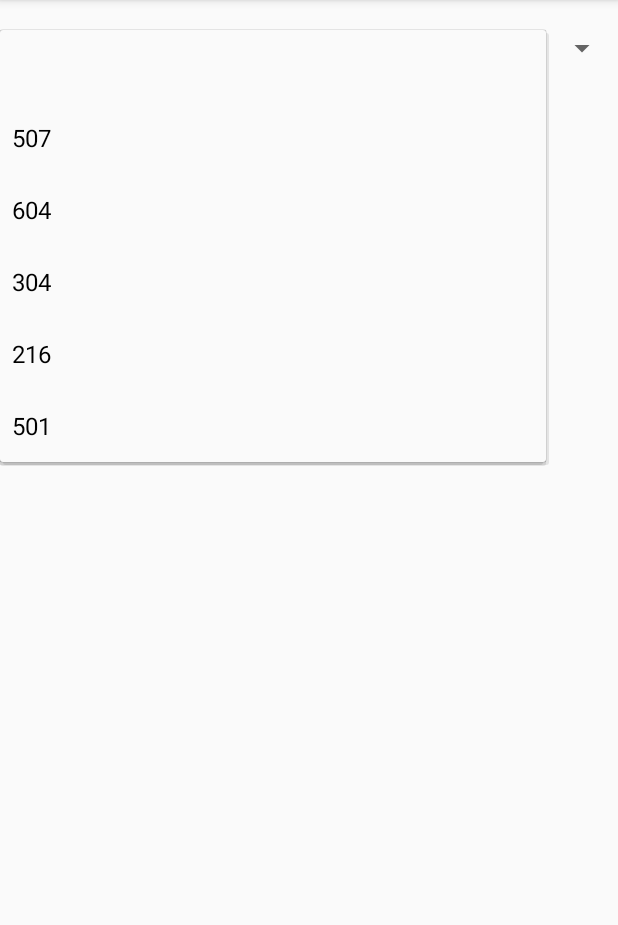
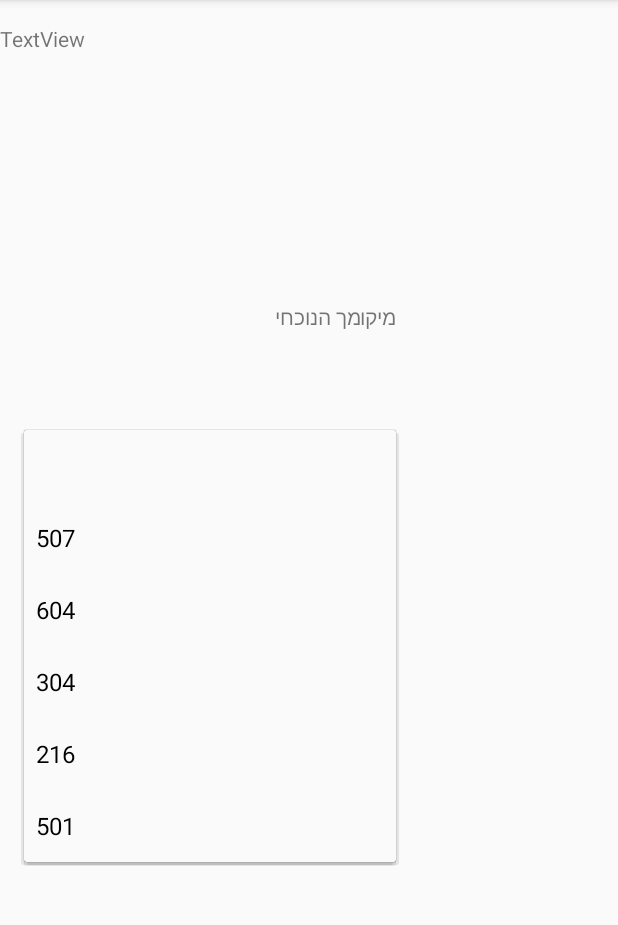
Before and after one commit to NoamCohen1/Shuttland, an Android app: the NavigationActivity screen opened directly, with no data from a screen before it, after a tap on an icon or button, on a phone screen of 412 x 824 dp, the part 84-1009 px from its top. Run offline under Robolectric (Android 15) with nearby library versions, the phone set to English and light mode, and no system bars; our stand-ins replace Firebase (no records; nobody signed in at launch, a user with empty details on screens opened directly); 3 statements that could not run were skipped.

Commit message:
yaara push

```diff
--- a/app/src/main/java/com/example/shuttland/NavigationActivity.java
+++ b/app/src/main/java/com/example/shuttland/NavigationActivity.java
@@ -6,7 +6,9 @@ import android.content.Context;
 import android.content.Intent;
 import android.content.pm.PackageManager;
 import android.location.Location;
+import android.location.LocationListener;
 import android.location.LocationManager;
+import android.net.Uri;
 import android.os.Bundle;
 import android.os.Looper;
 import android.provider.Settings;
@@ -26,7 +28,10 @@ import com.google.android.gms.location.LocationCallback;
 import com.google.android.gms.location.LocationRequest;
 import com.google.android.gms.location.LocationResult;
 import com.google.android.gms.location.LocationServices;
+import com.google.android.gms.maps.CameraUpdateFactory;
+import com.google.android.gms.maps.GoogleMap;
 import com.google.android.gms.maps.model.LatLng;
+import com.google.android.gms.maps.model.MarkerOptions;
 import com.google.android.gms.tasks.OnCompleteListener;
 import com.google.android.gms.tasks.Task;
 import com.google.firebase.database.DataSnapshot;
@@ -42,6 +47,7 @@ public class NavigationActivity extends AppCompatActivity {
     int PERMISSION_ID = 44;
     FusedLocationProviderClient mFusedLocationClient;
     Location userLocation = new Location("user");
+    int selectedBuilding;
 
 
     @Override
@@ -50,8 +56,6 @@ public class NavigationActivity extends AppCompatActivity {
         setContentView(R.layout.activity_navigation);
 
         mFusedLocationClient = LocationServices.getFusedLocationProviderClient(this);
-
-
         Spinner staticSpinner = (Spinner) findViewById(R.id.static_spinner);
 
         // Create an ArrayAdapter using the string array and a default spinner
@@ -71,7 +75,11 @@ public class NavigationActivity extends AppCompatActivity {
                                        int position, long id) {
                 //String buildingSelected = ;
                 if (!parent.getItemAtPosition(position).equals("")) {
+
+                    selectedBuilding=Integer.parseInt((String)parent.getItemAtPosition(position));
+                    getUserLocation();
                     Log.v("itembbbbbbbbbbb", (String) parent.getItemAtPosition(position));
+                    int y=0;
 
                 }
                 Log.v("item", (String) parent.getItemAtPosition(position));
@@ -83,119 +91,64 @@ public class NavigationActivity extends AppCompatActivity {
             }
         });
 
-
-
-
         this.model=new NavigationModel();
         writeToDB();
         readFromDB();
         Location loc=new Location("3");
         loc.setLatitude(32.0723118);
         loc.setLongitude(34.844318799999996);
-
+        userLocation=getUserLocation();
         int ans=this.model.findNearestShuttle(loc);
         int o=9;
     }
 
 
+    public Location getUserLocation() {
+        checkPermission();
 
+        final LocationListener locationListener = new LocationListener() {
+            @Override
+            public void onLocationChanged(android.location.Location location) {
+                if (userLocation == null) {
+                    userLocation = new Location("user");
+                    userLocation.setLatitude(location.getLatitude());
+                    userLocation.setLongitude(location.getLongitude());
+                }
+            }
 
-    @SuppressLint("MissingPermission")
-    private void getLastLocation(){
-        if (checkPermissions()) {
-            if (isLocationEnabled()) {
-                mFusedLocationClient.getLastLocation().addOnCompleteListener(
-                        new OnCompleteListener<Location>() {
-                            @Override
-                            public void onComplete(@NonNull Task<Location> task) {
-                                Location location = task.getResult();
-                                if (location == null) {
-                                    requestNewLocationData();
-                                } else {
-                                    userLocation.setLatitude(location.getLatitude());
-                                    userLocation.setLongitude(location.getLongitude());
-                                }
-                            }
-                        }
-                );
-            } else {
-                Toast.makeText(this, "Turn on location", Toast.LENGTH_LONG).show();
-                Intent intent = new Intent(Settings.ACTION_LOCATION_SOURCE_SETTINGS);
-                startActivity(intent);
+            @Override
+            public void onStatusChanged(String provider, int status, Bundle extras) {
+
             }
-        } else {
-            requestPermissions();
+
+            @Override
+            public void onProviderEnabled(String provider) {
+
+            }
+
+            @Override
+            public void onProviderDisabled(String provider) {
+
+            }
+
+        };
+        LocationManager lm = (LocationManager) getSystemService(Context.LOCATION_SERVICE);
+        Location location = null;
+        for (String provider : lm.getProviders(true)) {
+            location = lm.getLastKnownLocation(provider);
+            lm.requestLocationUpdates(provider, 3000, 0, locationListener);
         }
+        //3 seconds and 10 meters
+        lm.requestLocationUpdates(LocationManager.GPS_PROVIDER, 3000, 10, locationListener);
+
+        return location;
     }
 
 
-    @SuppressLint("MissingPermission")
-    private void requestNewLocationData(){
-
-        LocationRequest mLocationRequest = new LocationRequest();
-        mLocationRequest.setPriority(LocationRequest.PRIORITY_HIGH_ACCURACY);
-        mLocationRequest.setInterval(0);
-        mLocationRequest.setFastestInterval(0);
-        mLocationRequest.setNumUpdates(1);
-
-        mFusedLocationClient = LocationServices.getFusedLocationProviderClient(this);
-        mFusedLocationClient.requestLocationUpdates(
-                mLocationRequest, mLocationCallback,
-                Looper.myLooper()
-        );
-
+    private void checkPermission() {
+        ActivityCompat.requestPermissions(this, new String[]{Manifest.permission.ACCESS_FINE_LOCATION}, 1);
     }
 
-    private LocationCallback mLocationCallback = new LocationCallback() {
-        @Override
-        public void onLocationResult(LocationResult locationResult) {
-            Location mLastLocation = locationResult.getLastLocation();
-            userLocation.setLatitude(mLastLocation.getLatitude());
-            userLocation.setLongitude(mLastLocation.getLongitude());
-        }
-    };
-
-    private boolean checkPermissions() {
-        if (ActivityCompat.checkSelfPermission(this, Manifest.permission.ACCESS_COARSE_LOCATION) == PackageManager.PERMISSION_GRANTED &&
-                ActivityCompat.checkSelfPermission(this, Manifest.permission.ACCESS_FINE_LOCATION) == PackageManager.PERMISSION_GRANTED) {
-            return true;
-        }
-        return false;
-    }
-
-    private void requestPermissions() {
-        ActivityCompat.requestPermissions(
-                this,
-                new String[]{Manifest.permission.ACCESS_COARSE_LOCATION, Manifest.permission.ACCESS_FINE_LOCATION},
-                PERMISSION_ID
-        );
-    }
-
-    private boolean isLocationEnabled() {
-        LocationManager locationManager = (LocationManager) getSystemService(Context.LOCATION_SERVICE);
-        return locationManager.isProviderEnabled(LocationManager.GPS_PROVIDER) || locationManager.isProviderEnabled(
-                LocationManager.NETWORK_PROVIDER
-        );
-    }
-
-    @Override
-    public void onRequestPermissionsResult(int requestCode, String[] permissions, int[] grantResults) {
-        super.onRequestPermissionsResult(requestCode, permissions, grantResults);
-        if (requestCode == PERMISSION_ID) {
-            if (grantResults.length > 0 && grantResults[0] == PackageManager.PERMISSION_GRANTED) {
-                getLastLocation();
-            }
-        }
-    }
-
-    @Override
-    public void onResume(){
-        super.onResume();
-        if (checkPermissions()) {
-            getLastLocation();
-        }
-
-    }
 
 
     public void writeToDB() {
--- a/app/src/main/java/com/example/shuttland/NavigationModel.java
+++ b/app/src/main/java/com/example/shuttland/NavigationModel.java
@@ -65,4 +65,6 @@ public class NavigationModel {
         return (int) distance / avarage_velocity;
     }
 
+
+
 }
--- a/app/src/main/res/layout/activity_navigation.xml
+++ b/app/src/main/res/layout/activity_navigation.xml
@@ -7,11 +7,39 @@
     android:orientation="vertical"
     tools:context=".NavigationActivity">
 
+    <TextView
+        android:id="@+id/textView2"
+        android:layout_marginTop="@dimen/activity_horizontal_margin"
+        android:layout_width="wrap_content"
+        android:layout_height="wrap_content"
+        android:text="TextView" />
+
+    <TextView
+        android:id="@+id/textView"
+        android:layout_width="280dp"
+        android:layout_height="wrap_content"
+        android:layout_marginTop="150dp"
+        android:padding="@dimen/activity_horizontal_margin"
+        android:text="מיקומך הנוכחי" />
+
     <Spinner
         android:id="@+id/static_spinner"
-        android:layout_width="fill_parent"
         android:layout_height="wrap_content"
+        android:padding="@dimen/activity_horizontal_margin"
+        android:layout_width="280dp"
         android:layout_marginBottom="20dp"
-        android:layout_marginTop="20dp" />
+        android:layout_marginTop="50dp" />
+
+    <Button
+        android:id="@+id/button"
+        android:width="100dp"
+        android:layout_marginTop="150dp"
+        android:layout_width="wrap_content"
+        android:layout_gravity="center"
+        android:layout_height="wrap_content"
+        android:text="Go" />
+
+
+
 
 </androidx.appcompat.widget.LinearLayoutCompat>
```
Also changed, not shown: app/build.gradle (line endings or trailing spaces).
